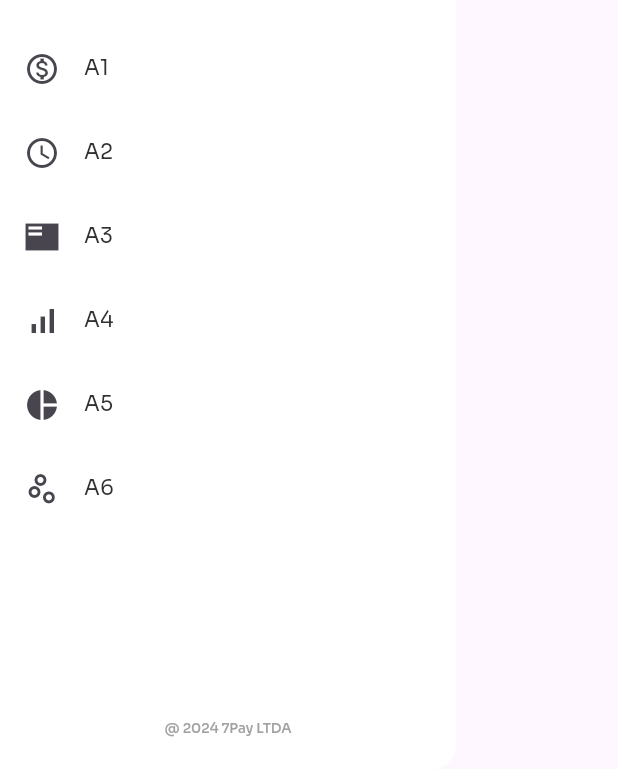
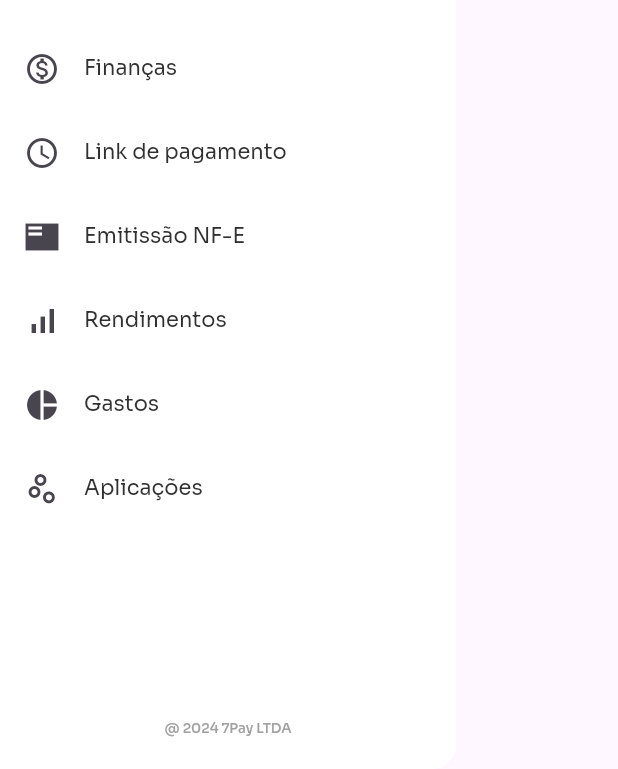
Before and after one commit to LucasHBG/7pay-selecao-app, a Flutter app: the DrawerLayout widget shown alone on an empty page, opened directly, on a phone screen of 412 x 824 dp, the part 467-1236 px from its top. Run offline on Flutter 3.47's test engine with Material 3 defaults, Android fonts, the phone set to English and light mode, and no system bars; our stand-ins replace freezed_annotation, go_router, shared_preferences; accounts and stored records are empty.

Commit message:
chore: changing list item name

```diff
--- a/src/lib/src/common_widgets/drawer_layout.dart
+++ b/src/lib/src/common_widgets/drawer_layout.dart
@@ -88,7 +88,7 @@ class DrawerLayout extends StatelessWidget {
                   ListTile(
                     leading: const Icon(Icons.monetization_on_outlined),
                     title: const Text(
-                      "A1",
+                      "Finanças",
                       style: AppTheme.listItemText,
                     ),
                     onTap: () {
@@ -105,7 +105,7 @@ class DrawerLayout extends StatelessWidget {
                   ListTile(
                     leading: const Icon(Icons.access_time),
                     title: const Text(
-                      "A2",
+                      "Link de pagamento",
                       style: AppTheme.listItemText,
                     ),
                     onTap: () {
@@ -122,7 +122,7 @@ class DrawerLayout extends StatelessWidget {
                   ListTile(
                     leading: const Icon(Icons.featured_play_list_sharp),
                     title: const Text(
-                      "A3",
+                      "Emitissão NF-E",
                       style: AppTheme.listItemText,
                     ),
                     onTap: () {
@@ -139,7 +139,7 @@ class DrawerLayout extends StatelessWidget {
                   ListTile(
                     leading: const Icon(Icons.signal_cellular_alt),
                     title: const Text(
-                      "A4",
+                      "Rendimentos",
                       style: AppTheme.listItemText,
                     ),
                     onTap: () {
@@ -156,7 +156,7 @@ class DrawerLayout extends StatelessWidget {
                   ListTile(
                     leading: const Icon(Icons.pie_chart),
                     title: const Text(
-                      "A5",
+                      "Gastos",
                       style: AppTheme.listItemText,
                     ),
                     onTap: () {
@@ -173,7 +173,7 @@ class DrawerLayout extends StatelessWidget {
                   ListTile(
                     leading: const Icon(Icons.scatter_plot_outlined),
                     title: const Text(
-                      "A6",
+                      "Aplicações",
                       style: AppTheme.listItemText,
                     ),
                     onTap: () {
```
